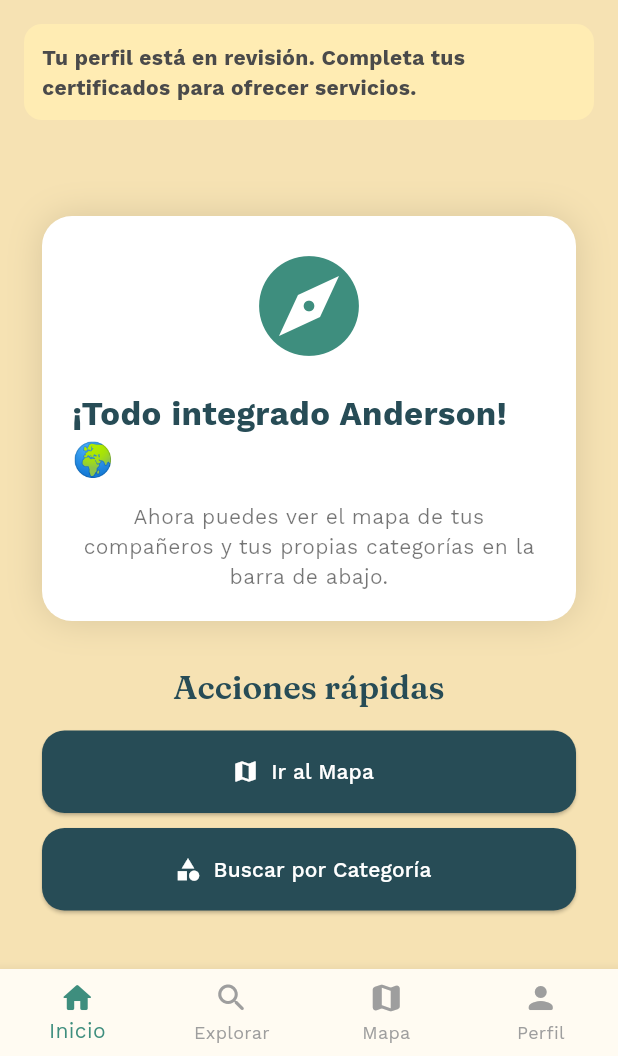
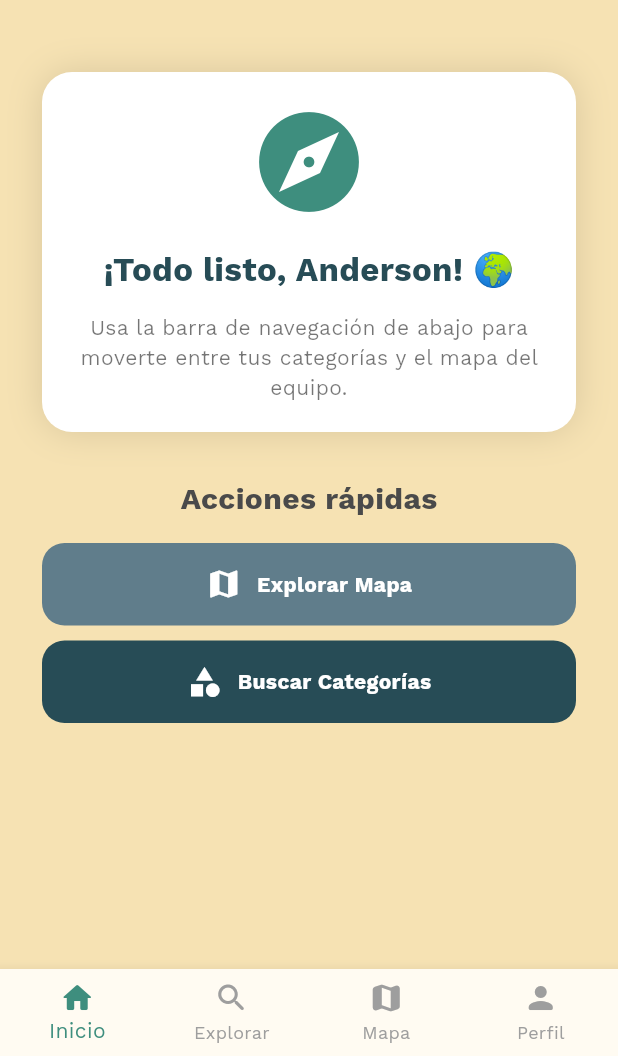
Before and after one commit to LaurisDev/TripMeet, a Flutter app: the HomeScreen screen opened directly, on a phone screen of 412 x 824 dp, the part 180-1236 px from its top. Run offline on Flutter 3.47's test engine with Material 3 defaults, Android fonts, the phone set to English and light mode, and no system bars; our stand-ins replace cloud_firestore, file_picker, firebase_auth, firebase_core, geolocator, google_fonts and 1 more; accounts and stored records are empty.

```diff
--- a/lib/home_screen.dart
+++ b/lib/home_screen.dart
@@ -16,19 +16,13 @@ class HomeScreen extends StatefulWidget {
 class _HomeScreenState extends State<HomeScreen> {
   int _indiceActual = 0;
 
-  // Lista de pantallas integradas de todos los compañeros
-  late final List<Widget> _pantallas;
-
-  @override
-  void initState() {
-    super.initState();
-    _pantallas = [
-      _buildInicio(),               // Tu diseño innovador
-      const BuscarLugaresScreen(),  // Tu HU-07 (Categorías)
-      const MapaExploracionScreen(), // Lo de July (Mapa)
-      const Center(child: Text('Perfil próximamente')), // Espacio para Lau/Felipe
-    ];
-  }
+  // Lista de pantallas integradas
+  final List<Widget> _pantallas = [
+    const InicioTab(),             // Movido a un widget separado para evitar el error de MediaQuery
+    const BuscarLugaresScreen(),
+    const MapaExploracionScreen(),
+    const Center(child: Text('Perfil próximamente')),
+  ];
 
   @override
   Widget build(BuildContext context) {
@@ -49,8 +43,14 @@ class _HomeScreenState extends State<HomeScreen> {
       ),
     );
   }
+}
 
-  Widget _buildInicio() {
+// Sub-widget para la pestaña de Inicio para evitar errores de contexto
+class InicioTab extends StatelessWidget {
+  const InicioTab({super.key});
+
+  @override
+  Widget build(BuildContext context) {
     final double anchoPantalla = MediaQuery.of(context).size.width;
     final bool esPantallaPequena = anchoPantalla < 360;
     final double paddingHorizontal = esPantallaPequena ? 20 : 28;
@@ -61,7 +61,6 @@ class _HomeScreenState extends State<HomeScreen> {
         child: SingleChildScrollView(
           child: Column(
             children: <Widget>[
-              // ENCABEZADO ANDERSON
               Container(
                 width: double.infinity,
                 padding: EdgeInsets.fromLTRB(paddingHorizontal, 32, paddingHorizontal, 40),
@@ -88,9 +87,6 @@ class _HomeScreenState extends State<HomeScreen> {
                 ),
               ),
 
-              if (widget.avisoRevision != null)
-                _avisoAlerta(widget.avisoRevision!),
-
               Padding(
                 padding: const EdgeInsets.all(28.0),
                 child: Column(
@@ -98,11 +94,11 @@ class _HomeScreenState extends State<HomeScreen> {
                     const SizedBox(height: 20),
                     _tarjetaBienvenida(),
                     const SizedBox(height: 30),
-                    Text('Acciones rápidas', style: Theme.of(context).textTheme.titleLarge),
+                    const Text('Acciones rápidas', style: TextStyle(fontSize: 20, fontWeight: FontWeight.bold)),
                     const SizedBox(height: 15),
-                    _botonAccion('Ir al Mapa', Icons.map, () => setState(() => _indiceActual = 2)),
+                    _botonAccion(context, 'Explorar Mapa', Icons.map, Colors.blueGrey),
                     const SizedBox(height: 10),
-                    _botonAccion('Buscar por Categoría', Icons.category, () => setState(() => _indiceActual = 1)),
+                    _botonAccion(context, 'Buscar Categorías', Icons.category, AppTheme.azulPetroleo),
                   ],
                 ),
               ),
@@ -119,42 +115,40 @@ class _HomeScreenState extends State<HomeScreen> {
       decoration: BoxDecoration(
         color: Colors.white,
         borderRadius: BorderRadius.circular(20),
-        boxShadow: [BoxShadow(color: Colors.black12, blurRadius: 20)],
+        boxShadow: const [BoxShadow(color: Colors.black12, blurRadius: 20)],
       ),
       child: const Column(
         children: [
           Icon(Icons.explore_rounded, size: 80, color: AppTheme.verdeAzulado),
           SizedBox(height: 16),
-          Text('¡Todo integrado Anderson! 🌍',
+          Text('¡Todo listo, Anderson! 🌍',
             style: TextStyle(fontSize: 22, fontWeight: FontWeight.bold, color: AppTheme.azulPetroleo)),
           SizedBox(height: 12),
-          Text('Ahora puedes ver el mapa de tus compañeros y tus propias categorías en la barra de abajo.',
+          Text('Usa la barra de navegación de abajo para moverte entre tus categorías y el mapa del equipo.',
             textAlign: TextAlign.center, style: TextStyle(color: Colors.black54)),
         ],
       ),
     );
   }
 
-  Widget _botonAccion(String texto, IconData icono, VoidCallback accion) {
-    return ElevatedButton.icon(
-      onPressed: accion,
-      icon: Icon(icono),
-      label: Text(texto),
-      style: ElevatedButton.styleFrom(
-        minimumSize: const Size(double.infinity, 55),
-        backgroundColor: AppTheme.azulPetroleo,
-        foregroundColor: Colors.white,
-        shape: RoundedRectangleBorder(borderRadius: BorderRadius.circular(15)),
+  Widget _botonAccion(BuildContext context, String texto, IconData icono, Color color) {
+    return Container(
+      width: double.infinity,
+      height: 55,
+      decoration: BoxDecoration(
+        color: color,
+        borderRadius: BorderRadius.circular(15),
+      ),
+      child: Center(
+        child: Row(
+          mainAxisAlignment: MainAxisAlignment.center,
+          children: [
+            Icon(icono, color: Colors.white),
+            const SizedBox(width: 10),
+            Text(texto, style: const TextStyle(color: Colors.white, fontWeight: FontWeight.bold)),
+          ],
+        ),
       ),
     );
   }
-
-  Widget _avisoAlerta(String texto) {
-    return Container(
-      margin: const EdgeInsets.all(16),
-      padding: const EdgeInsets.all(12),
-      decoration: BoxDecoration(color: Colors.amber.shade100, borderRadius: BorderRadius.circular(12)),
-      child: Text(texto, style: const TextStyle(fontWeight: FontWeight.bold)),
-    );
-  }
 }
```
Also changed, not shown: lib/detalle_lugar_screen.dart (+131 -127 lines).
